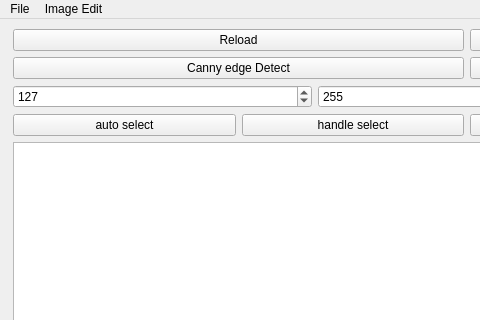
This is neoMainWindow.ui in PillVic/ImageManager as Qt 5 draws it before an edit; both pictures show x 0 to 480 and y 0 to 320 of the 939 by 833 pixel window. The edited form follows.
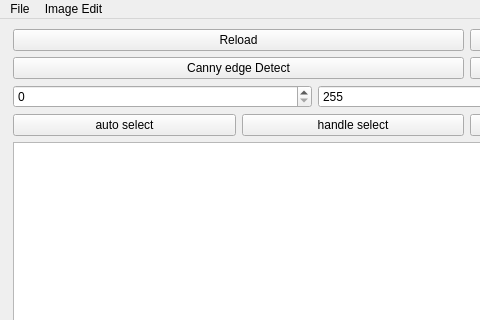
This is the edited form. Icons and pictures are not drawn. Custom widgets are drawn as their Qt base class.

Commit message: neoMainWindow.ui:change bottom default value

```diff
--- a/neoMainWindow.ui
+++ b/neoMainWindow.ui
@@ -85,7 +85,7 @@
               <number>255</number>
              </property>
              <property name="value">
-              <number>127</number>
+              <number>0</number>
              </property>
             </widget>
            </item>
```
